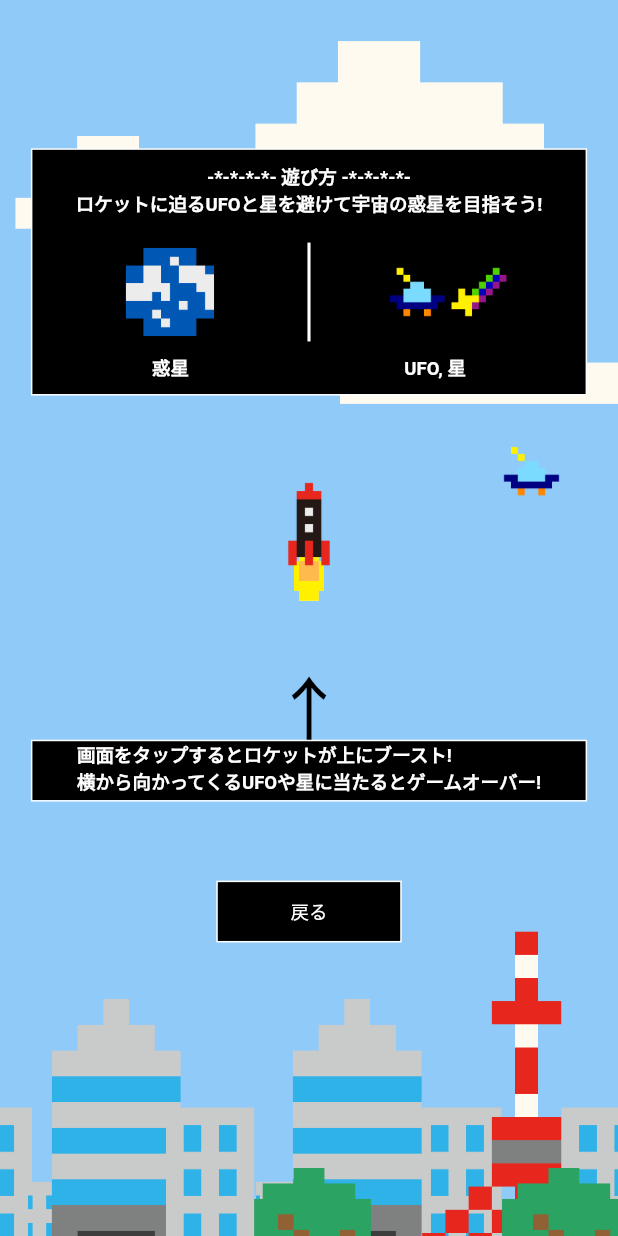
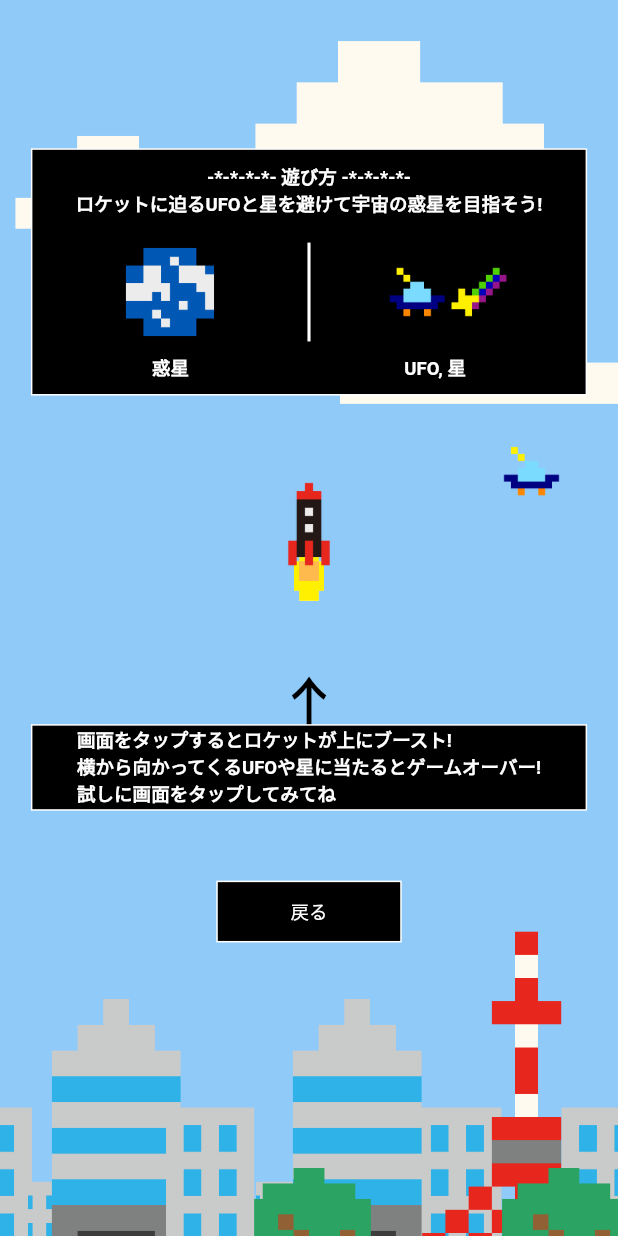
Before and after one commit to yuto90/new_rocket, a Flutter app: the screen it shows after launch, after a tap on "遊び方", on a phone screen of 412 x 824 dp. Run offline on Flutter 3.47's test engine with Material 2 defaults, Android fonts, the light colour scheme and no system bars; drawn by our look-alikes of google_mobile_ads; our stand-ins replace flutter_dotenv, google_fonts, shared_preferences; network calls fail.

Commit message:
demo中のUFOリスポン間隔を修正

```diff
--- a/lib/mainpage_model.dart
+++ b/lib/mainpage_model.dart
@@ -284,7 +284,7 @@ class MainPageModel extends ChangeNotifier {
           (change > 0 && ufoStatus['ufo_025']['x'] > 1.2)) {
         ufoStatus['ufo_025']['direction'] = randomDirection();
         ufoStatus['ufo_025']['x'] =
-            randomDouble(level, ufoStatus['ufo_025']['direction']);
+            randomDouble(10, ufoStatus['ufo_025']['direction']);
       }
 
       if ((ufoStatus['ufo_025']['x'] <= 0.1 &&
--- a/lib/mode/how/how.dart
+++ b/lib/mode/how/how.dart
@@ -114,13 +114,14 @@ class How extends StatelessWidget {
                     border: Border.all(color: Colors.white),
                     color: Colors.black,
                   ),
-                  height: SizeConfig.blockSizeVertical! * 5,
+                  height: SizeConfig.blockSizeVertical! * 7,
                   width: SizeConfig.blockSizeHorizontal! * 90,
                   child: Center(
                     child: Text(
                       '''
 画面をタップするとロケットが上にブースト!
 横から向かってくるUFOや星に当たるとゲームオーバー!
+試しに画面をタップしてみてね
                       ''',
                       style: TextStyle(
                         fontSize: SizeConfig.blockSizeVertical! * 1.5,
```
